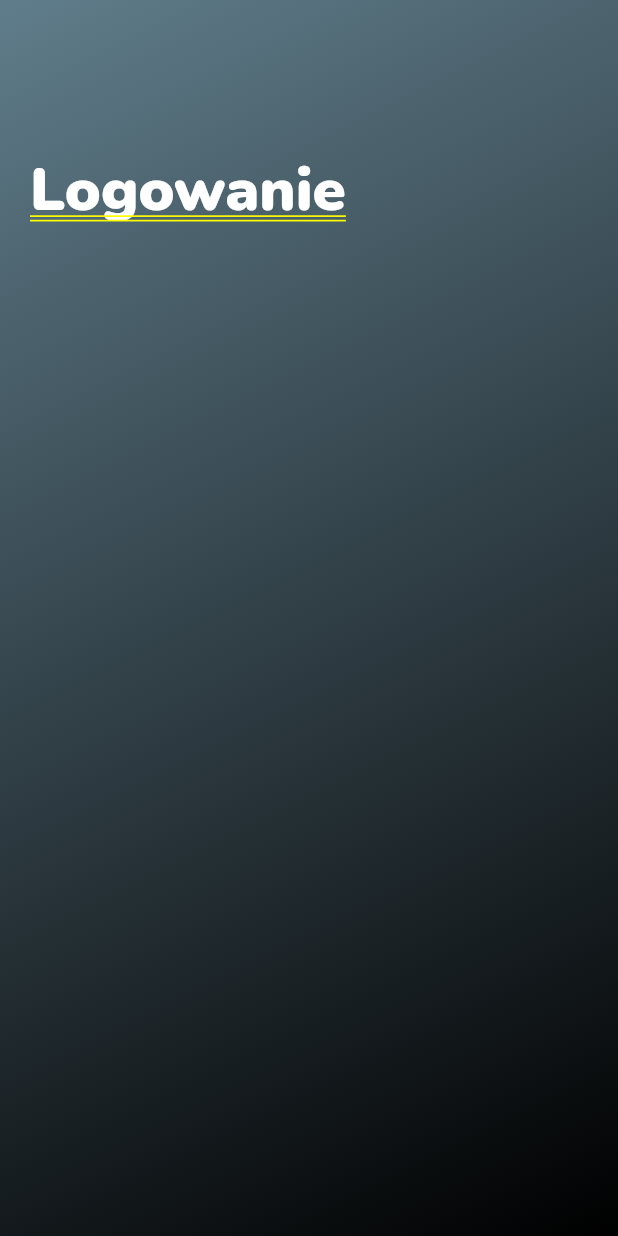
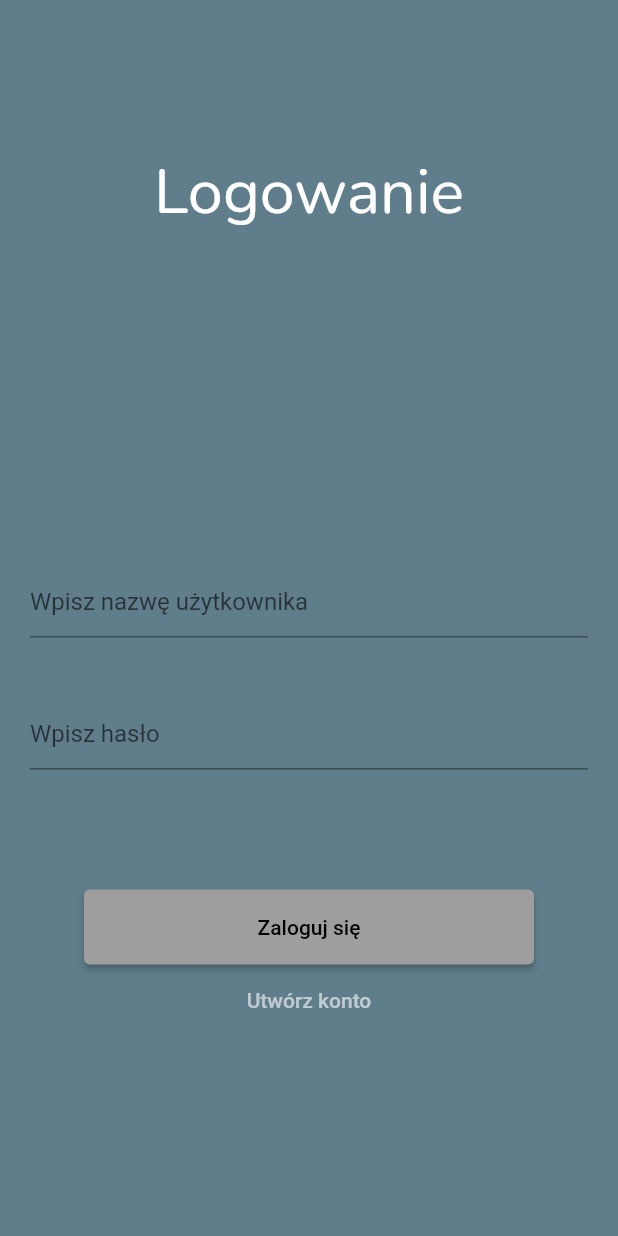
Before and after one commit to michaell931/estate_community_app, a Flutter app: the screen it shows after launch, after a tap on "Przejdź do aplikacji", on a phone screen of 412 x 824 dp. Run offline on Flutter 3.47's test engine with Material 2 defaults, Android fonts, the phone set to English and light mode, and no system bars; our stand-ins replace firebase_auth, firebase_core, google_fonts; accounts and stored records are empty.

Commit message:
Create elements on LoginPage

```diff
--- a/lib/app/login/login_page.dart
+++ b/lib/app/login/login_page.dart
@@ -1,3 +1,4 @@
+import 'package:firebase_auth/firebase_auth.dart';
 import 'package:flutter/material.dart';
 import 'package:google_fonts/google_fonts.dart';
 
@@ -8,23 +9,54 @@ class LoginPage extends StatelessWidget {
 
   @override
   Widget build(BuildContext context) {
-    return Container(
-      decoration: const BoxDecoration(
-        gradient: LinearGradient(
-          begin: Alignment.topLeft,
-          end: Alignment.bottomRight,
-          colors: [Colors.blueGrey, Colors.black],
-        ),
-      ),
-      child: Padding(
-        padding: const EdgeInsets.only(top: 100, left: 20),
-        child: Text(
-          'Logowanie',
-          style: GoogleFonts.nunito(
-            fontSize: 40,
-            color: Colors.white,
+    return Scaffold(
+      resizeToAvoidBottomInset: false,
+      backgroundColor: Colors.blueGrey,
+      body: Column(
+        children: [
+          const SizedBox(height: 100),
+          Text(
+            'Logowanie',
+            style: GoogleFonts.nunito(
+              fontSize: 42,
+              color: Colors.white,
+            ),
           ),
-        ),
+          const SizedBox(height: 200),
+          const Padding(
+            padding: EdgeInsets.all(20.0),
+            child: TextField(
+              style: TextStyle(color: Colors.white),
+              decoration: InputDecoration(
+                  hintText: 'Wpisz nazwę użytkownika', fillColor: Colors.white),
+            ),
+          ),
+          const Padding(
+            padding: EdgeInsets.all(20.0),
+            child: TextField(
+              style: TextStyle(color: Colors.white),
+              decoration: InputDecoration(
+                  hintText: 'Wpisz hasło', fillColor: Colors.white),
+            ),
+          ),
+          const SizedBox(height: 60),
+          ElevatedButton(
+            style: ElevatedButton.styleFrom(
+              backgroundColor: Colors.grey,
+              foregroundColor: Colors.black,
+              minimumSize: const Size(300, 50),
+            ),
+            child: const Text('Zaloguj się'),
+            onPressed: () {},
+          ),
+          TextButton(
+            style: ButtonStyle(
+              foregroundColor: MaterialStateProperty.all<Color>(Colors.white60),
+            ),
+            onPressed: () {},
+            child: const Text('Utwórz konto'),
+          ),
+        ],
       ),
     );
   }
--- a/pubspec.yaml
+++ b/pubspec.yaml
@@ -38,6 +38,7 @@ dependencies:
   cupertino_icons: ^1.0.2
   google_fonts: ^4.0.5
   firebase_core: ^2.13.0
+  firebase_auth: ^4.6.1
 
 
 dev_dependencies:
```
Also changed, not shown: pubspec.lock, 1 other file.
